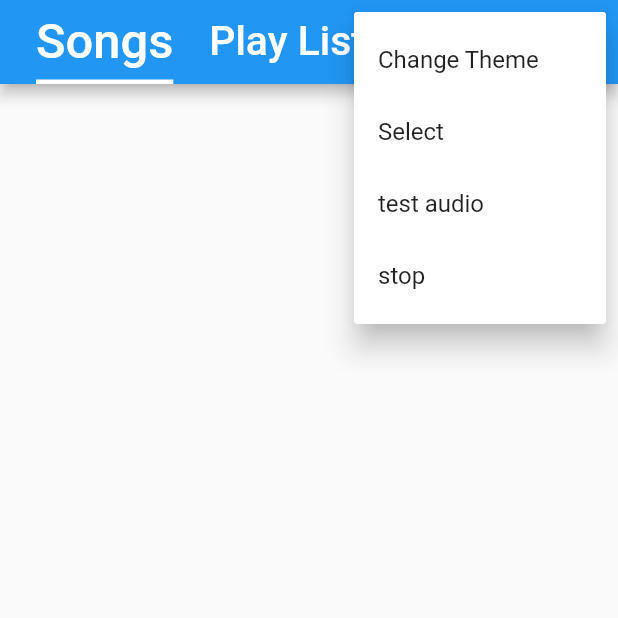
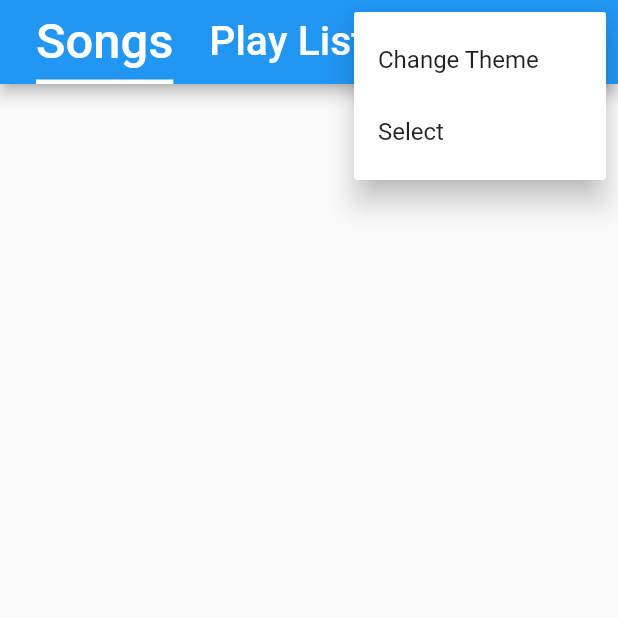
Before and after one commit to nbezanis/PlayMaster, a Flutter app: the screen it shows after launch, after a tap on the "more vert" icon, on a phone screen of 412 x 824 dp, the top half of it. Run offline on Flutter 3.47's test engine with Material 2 defaults, Android fonts, the light colour scheme and no system bars; our stand-ins replace audioplayers, file_picker, flutter_svg, fluttertoast, shared_preferences; missing offline and left inert: audio_manager, mp3_info; project files that could hold a hidden picture were left out.

Commit message:
test audio_manager plugin

```diff
--- a/lib/main.dart
+++ b/lib/main.dart
@@ -8,7 +8,6 @@ import 'package:path_provider/path_provider.dart';
 import 'package:provider/provider.dart';
 import 'package:audioplayers/audioplayers.dart';
 import 'package:shared_preferences/shared_preferences.dart';
-import 'package:audio_service/audio_service.dart';
 
 import 'background_audio_manager.dart';
 import 'music_list_display.dart';
@@ -25,31 +24,10 @@ enum Repeat { off, all, one }
 enum Select { all, none, choose }
 enum PLType { temp, name, sub }
 
-void backgroundTaskEntrypoint() async {
-  AudioServiceBackground.run(
-      () => BackgroundAudioManager(PlayMaster.music.elementAt(0)));
-}
-
 //main class for the entire app. any static variables here are
 //intended to be used throughout the entire app.
 class PlayMaster extends StatefulWidget {
   static AudioPlayer player = AudioPlayer(mode: PlayerMode.MEDIA_PLAYER);
-
-  static MediaControl playControl = MediaControl(
-    androidIcon: 'drawable/ic_action_play_arrow',
-    label: 'Play',
-    action: MediaAction.play,
-  );
-  static MediaControl pauseControl = MediaControl(
-    androidIcon: 'drawable/ic_action_pause',
-    label: 'Pause',
-    action: MediaAction.pause,
-  );
-  static MediaControl stopControl = MediaControl(
-    androidIcon: 'drawable/ic_action_stop',
-    label: 'Stop',
-    action: MediaAction.stop,
-  );
 
   static double sliderValue = 0.0;
 
@@ -152,13 +130,11 @@ class _PlayMasterState extends State<PlayMaster> {
     return MaterialApp(
       debugShowCheckedModeBanner: false,
       title: 'Play Master',
-      home: AudioServiceWidget(
+      home: ChangeNotifierProvider(
+        create: (context) => MusicInfo(),
         child: ChangeNotifierProvider(
-          create: (context) => MusicInfo(),
-          child: ChangeNotifierProvider(
-            create: (BuildContext context) => SelectInfo(),
-            child: HomePage(),
-          ),
+          create: (BuildContext context) => SelectInfo(),
+          child: HomePage(),
         ),
       ),
     );
@@ -486,8 +462,7 @@ class _HomePageState extends State<HomePage> {
             size: 35.0,
           ),
           itemBuilder: (context) {
-            return ['Change Theme', 'Select', 'test audio', 'stop']
-                .map((choice) {
+            return ['Change Theme', 'Select'].map((choice) {
               return PopupMenuItem<String>(
                 value: choice,
                 child: Text(choice),
@@ -499,13 +474,6 @@ class _HomePageState extends State<HomePage> {
               _launchThemeChanger();
             } else if (choice == 'Select') {
               _launchSelector(selectInfo);
-            } else if (choice == 'test audio') {
-//              AudioService.start(
-//                      backgroundTaskEntrypoint: backgroundTaskEntrypoint)
-//                  .then((value) => print(value))
-//                  .catchError((e) => print(e.toString()));
-            } else if (choice == 'stop') {
-              AudioService.stop();
             }
           },
         ),
--- a/lib/music_list_display.dart
+++ b/lib/music_list_display.dart
@@ -1,4 +1,3 @@
-import 'package:audio_service/audio_service.dart';
 import 'package:flutter/material.dart';
 import 'package:provider/provider.dart';
 
--- a/pubspec.yaml
+++ b/pubspec.yaml
@@ -27,7 +27,8 @@ dependencies:
   shared_preferences: ^0.5.7+3
   fluttertoast: ^3.1.3
   mp3_info: ^0.1.3
-  audio_service: ^0.8.0
+  audio_manager: ^0.5.4+1
+#  audio_service: ^0.8.0
 
 
   # The following adds the Cupertino Icons font to your application.
```
Also changed, not shown: lib/app_utils.dart (+5 -9 lines), lib/background_audio_manager.dart (+77 -77 lines), pubspec.lock, 2 other files.
